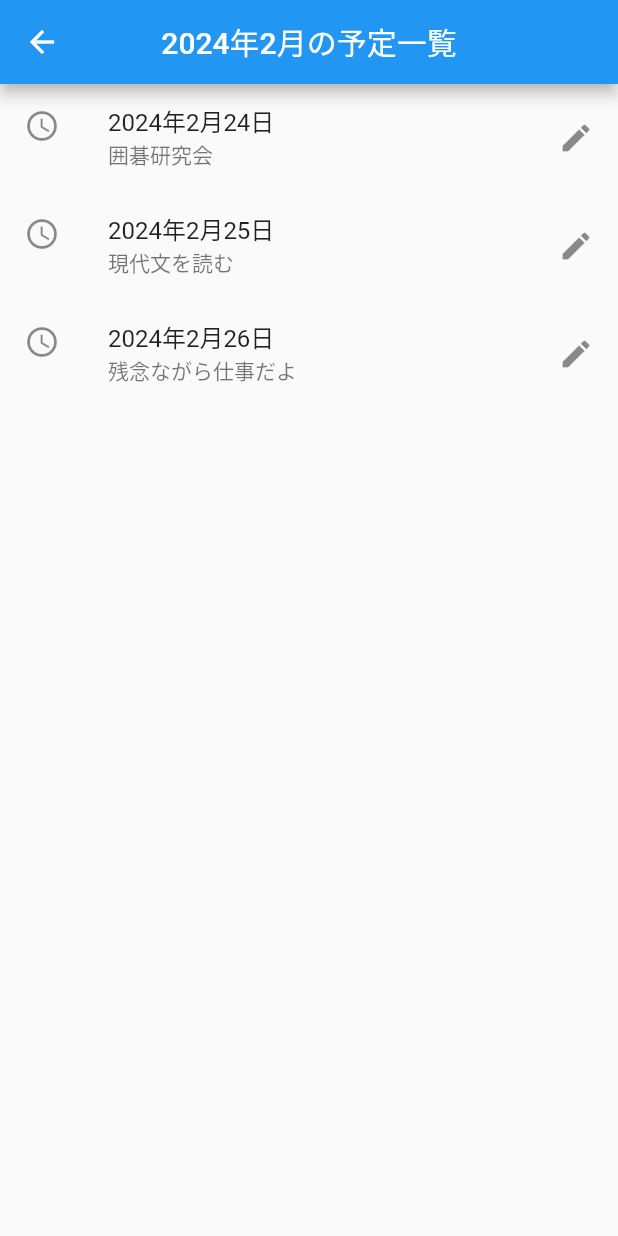
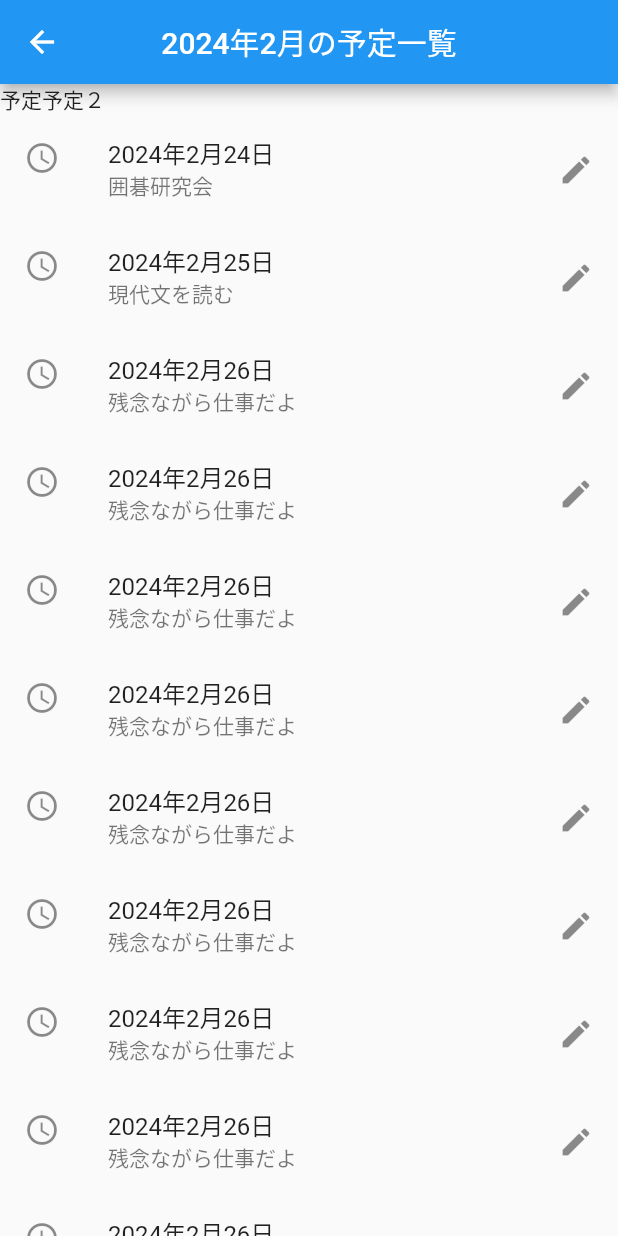
Before and after one commit to favopg/flutter_memo, a Flutter app: the ConfirmList screen opened directly, on a phone screen of 412 x 824 dp. Run offline on Flutter 3.47's test engine with Material 2 defaults, Android fonts, the phone set to English and light mode, and no system bars.

Commit message:
'#20対応'

```diff
--- a/app/lib/confirm_list.dart
+++ b/app/lib/confirm_list.dart
@@ -12,7 +12,15 @@ class ConfirmList extends StatelessWidget {
           centerTitle: true,
           title: const Text("2024年2月の予定一覧"),
         ),
-        body: SizedBox(
+        body: Column(
+          children: [
+            Row(
+              children: const [
+                Text("予定"),
+                Text("予定２")
+              ],
+            ),
+            Expanded(
               //width: double.infinity,
               child: ListView(
                 children: const <Widget>[
@@ -34,8 +42,65 @@ class ConfirmList extends StatelessWidget {
                     subtitle: Text('残念ながら仕事だよ'),
                     trailing: Icon(Icons.mode_edit),
                   ),
+                  ListTile(
+                    leading: Icon(Icons.schedule),
+                    title: Text('2024年2月26日'),
+                    subtitle: Text('残念ながら仕事だよ'),
+                    trailing: Icon(Icons.mode_edit),
+                  ),
+                  ListTile(
+                    leading: Icon(Icons.schedule),
+                    title: Text('2024年2月26日'),
+                    subtitle: Text('残念ながら仕事だよ'),
+                    trailing: Icon(Icons.mode_edit),
+                  ),
+                  ListTile(
+                    leading: Icon(Icons.schedule),
+                    title: Text('2024年2月26日'),
+                    subtitle: Text('残念ながら仕事だよ'),
+                    trailing: Icon(Icons.mode_edit),
+                  ),
+                  ListTile(
+                    leading: Icon(Icons.schedule),
+                    title: Text('2024年2月26日'),
+                    subtitle: Text('残念ながら仕事だよ'),
+                    trailing: Icon(Icons.mode_edit),
+                  ),
+                  ListTile(
+                    leading: Icon(Icons.schedule),
+                    title: Text('2024年2月26日'),
+                    subtitle: Text('残念ながら仕事だよ'),
+                    trailing: Icon(Icons.mode_edit),
+                  ),
+                  ListTile(
+                    leading: Icon(Icons.schedule),
+                    title: Text('2024年2月26日'),
+                    subtitle: Text('残念ながら仕事だよ'),
+                    trailing: Icon(Icons.mode_edit),
+                  ),
+                  ListTile(
+                    leading: Icon(Icons.schedule),
+                    title: Text('2024年2月26日'),
+                    subtitle: Text('残念ながら仕事だよ'),
+                    trailing: Icon(Icons.mode_edit),
+                  ),
+                  ListTile(
+                    leading: Icon(Icons.schedule),
+                    title: Text('2024年2月26日'),
+                    subtitle: Text('残念ながら仕事だよ'),
+                    trailing: Icon(Icons.mode_edit),
+                  ),
+                  ListTile(
+                    leading: Icon(Icons.schedule),
+                    title: Text('2024年2月26日'),
+                    subtitle: Text('残念ながら仕事だよ'),
+                    trailing: Icon(Icons.mode_edit),
+                  ),
+
                 ],
               ),
+            ),
+          ],
         ),
     );
   }
```
Lines whose indentation alone changed are shown as unchanged.
